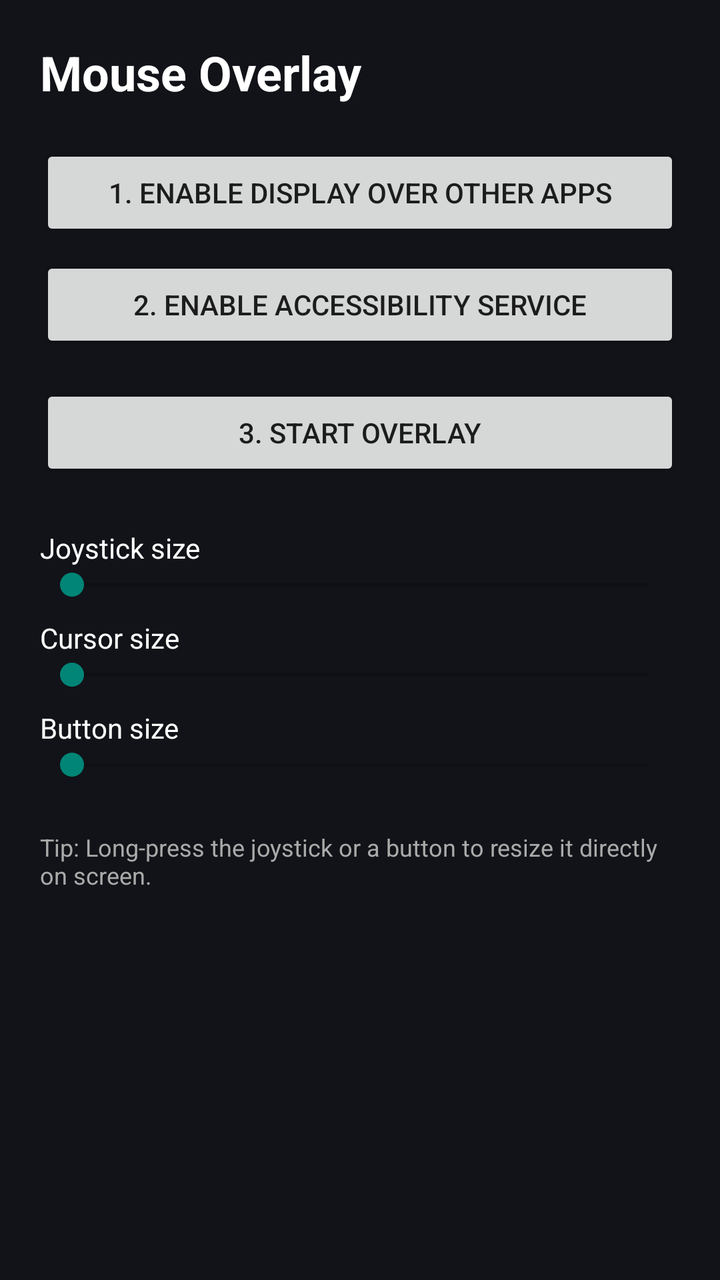
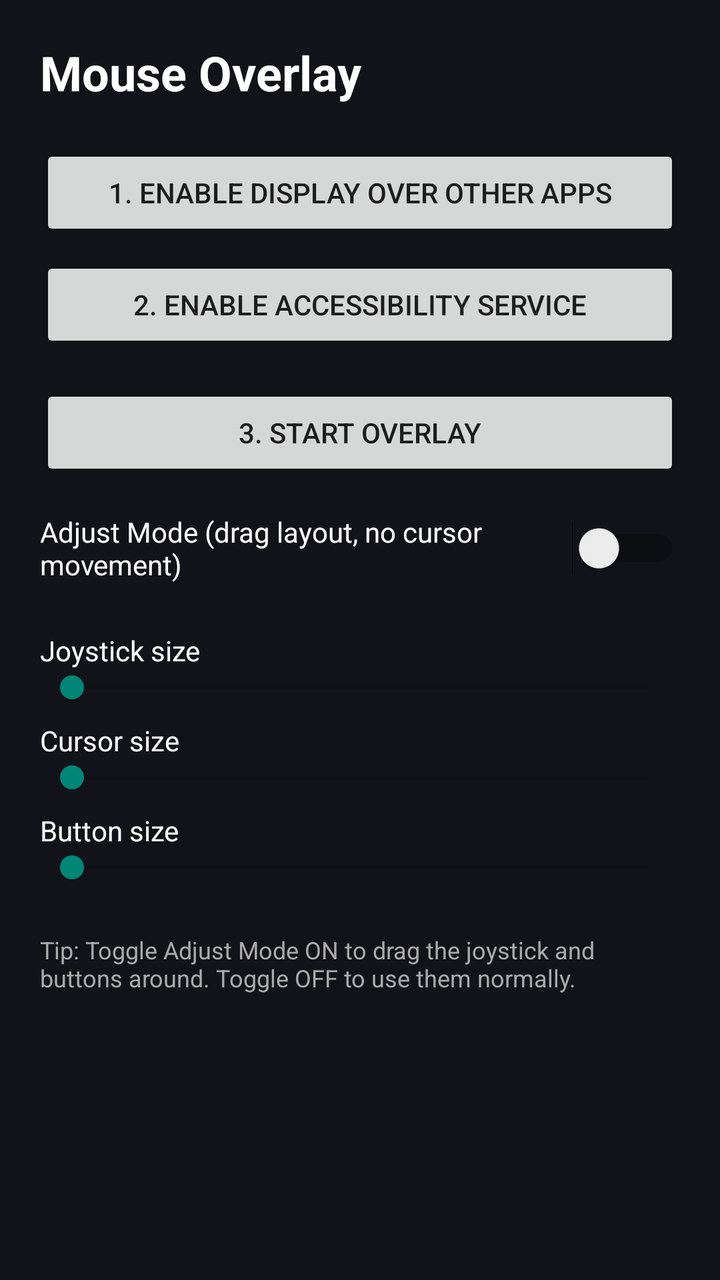

Two renders of the same Android screen: before a commit and after it. Below are the layout's source before the change and the commit's diff.
<!-- AndroidManifest.xml: application theme Theme.AppCompat.DayNight.NoActionBar -->
<!-- res/layout/activity_main.xml -->
<?xml version="1.0" encoding="utf-8"?>
<ScrollView xmlns:android="http://schemas.android.com/apk/res/android"
    android:layout_width="match_parent"
    android:layout_height="match_parent"
    android:background="#111318">
    <LinearLayout
        android:layout_width="match_parent"
        android:layout_height="wrap_content"
        android:orientation="vertical"
        android:padding="20dp">

        <TextView
            android:layout_width="match_parent"
            android:layout_height="wrap_content"
            android:text="Mouse Overlay"
            android:textColor="#FFFFFF"
            android:textSize="24sp"
            android:textStyle="bold"
            android:paddingBottom="20dp" />

        <Button
            android:id="@+id/btnOverlay"
            android:layout_width="match_parent"
            android:layout_height="wrap_content"
            android:text="1. Enable Display Over Other Apps" />

        <Button
            android:id="@+id/btnAccess"
            android:layout_width="match_parent"
            android:layout_height="wrap_content"
            android:layout_marginTop="8dp"
            android:text="2. Enable Accessibility Service" />

        <Button
            android:id="@+id/btnStart"
            android:layout_width="match_parent"
            android:layout_height="wrap_content"
            android:layout_marginTop="16dp"
            android:text="3. Start Overlay" />

        <TextView
            android:layout_width="match_parent"
            android:layout_height="wrap_content"
            android:text="Joystick size"
            android:textColor="#FFFFFF"
            android:paddingTop="24dp" />
        <SeekBar
            android:id="@+id/seekJoystick"
            android:layout_width="match_parent"
            android:layout_height="wrap_content"
            android:max="380" />

        <TextView
            android:layout_width="match_parent"
            android:layout_height="wrap_content"
            android:text="Cursor size"
            android:textColor="#FFFFFF"
            android:paddingTop="8dp" />
        <SeekBar
            android:id="@+id/seekCursor"
            android:layout_width="match_parent"
            android:layout_height="wrap_content"
            android:max="140" />

        <TextView
            android:layout_width="match_parent"
            android:layout_height="wrap_content"
            android:text="Button size"
            android:textColor="#FFFFFF"
            android:paddingTop="8dp" />
        <SeekBar
            android:id="@+id/seekButton"
            android:layout_width="match_parent"
            android:layout_height="wrap_content"
            android:max="320" />

        <TextView
            android:layout_width="match_parent"
            android:layout_height="wrap_content"
            android:text="Tip: Long-press the joystick or a button to resize it directly on screen."
            android:textColor="#AAAAAA"
            android:paddingTop="24dp"
            android:textSize="12sp" />
    </LinearLayout>
</ScrollView>
<!-- resources referenced by this layout -->
<resources>

</resources>

<!-- the commit's change to res/layout/activity_main.xml (unified diff, before → after) -->
@@ -38,6 +38,14 @@
             android:layout_marginTop="16dp"
             android:text="3. Start Overlay" />
 
+        <Switch
+            android:id="@+id/switchAdjust"
+            android:layout_width="match_parent"
+            android:layout_height="wrap_content"
+            android:layout_marginTop="16dp"
+            android:text="Adjust Mode (drag layout, no cursor movement)"
+            android:textColor="#FFFFFF" />
+
         <TextView
             android:layout_width="match_parent"
             android:layout_height="wrap_content"
@@ -77,7 +85,7 @@
         <TextView
             android:layout_width="match_parent"
             android:layout_height="wrap_content"
-            android:text="Tip: Long-press the joystick or a button to resize it directly on screen."
+            android:text="Tip: Toggle Adjust Mode ON to drag the joystick and buttons around. Toggle OFF to use them normally."
             android:textColor="#AAAAAA"
             android:paddingTop="24dp"
             android:textSize="12sp" />
